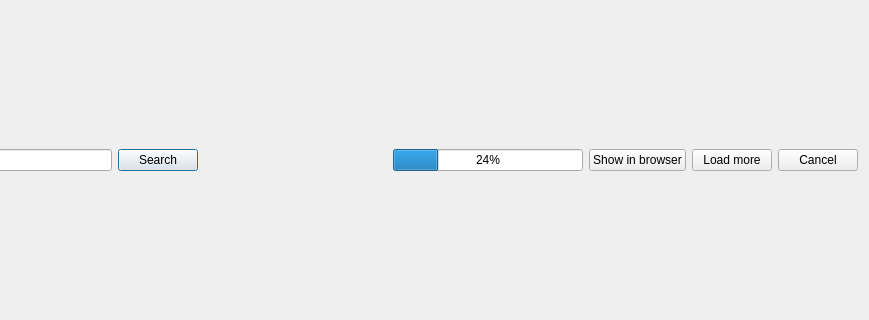
Before: the Qt Designer form wiki_music/ui/CoverArtSearch.ui in marian-code/wikipedia-music-tags, drawn with Qt 5; both pictures show x 131 to 1000 and y 165 to 485 of the 1000 by 650 pixel window.
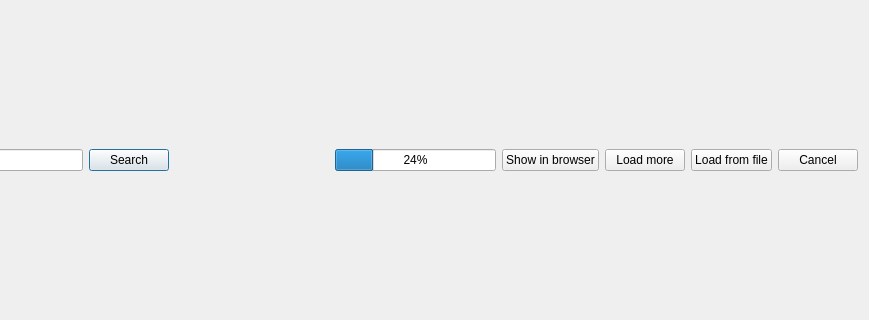
After: the same form once the commit is applied.

Commit message: added search & replace, multiple bufixes

Patch:
```diff
--- a/wiki_music/ui/CoverArtSearch.ui
+++ b/wiki_music/ui/CoverArtSearch.ui
@@ -74,6 +74,13 @@
        </property>
       </widget>
      </item>
+     <item>
+      <widget class="QPushButton" name="load_from_file_button">
+       <property name="text">
+        <string>Load from file</string>
+       </property>
+      </widget>
+     </item>
      <item>
       <widget class="QPushButton" name="cancel_button">
        <property name="text">
```
The commit also changes 35 other files.
